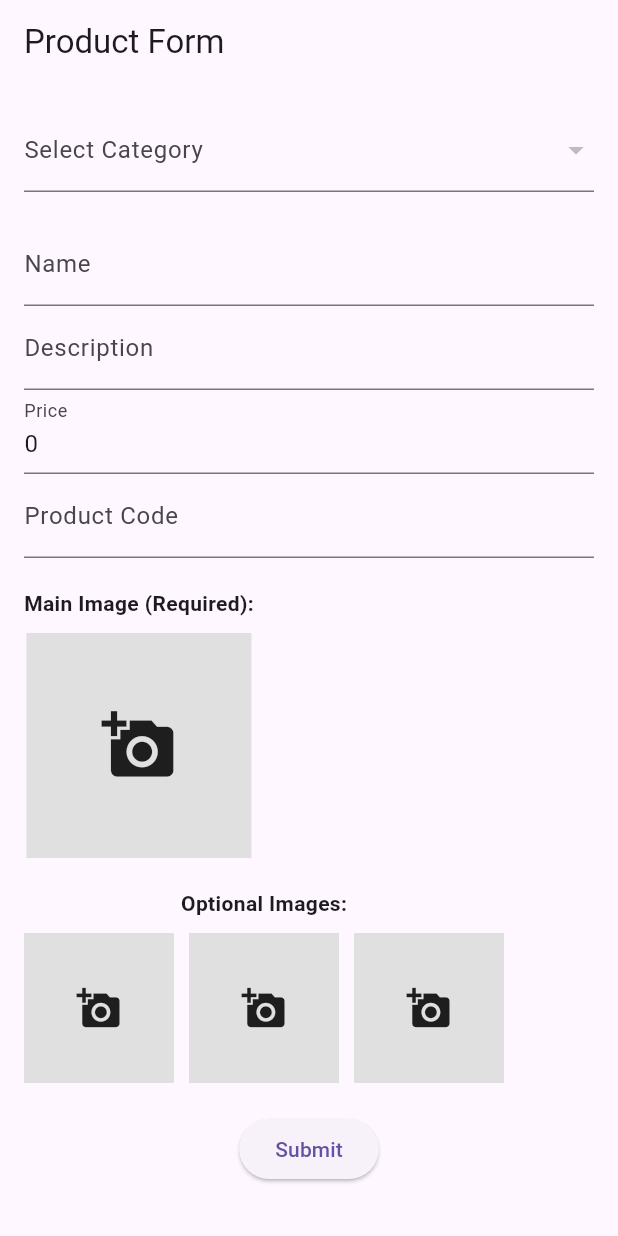
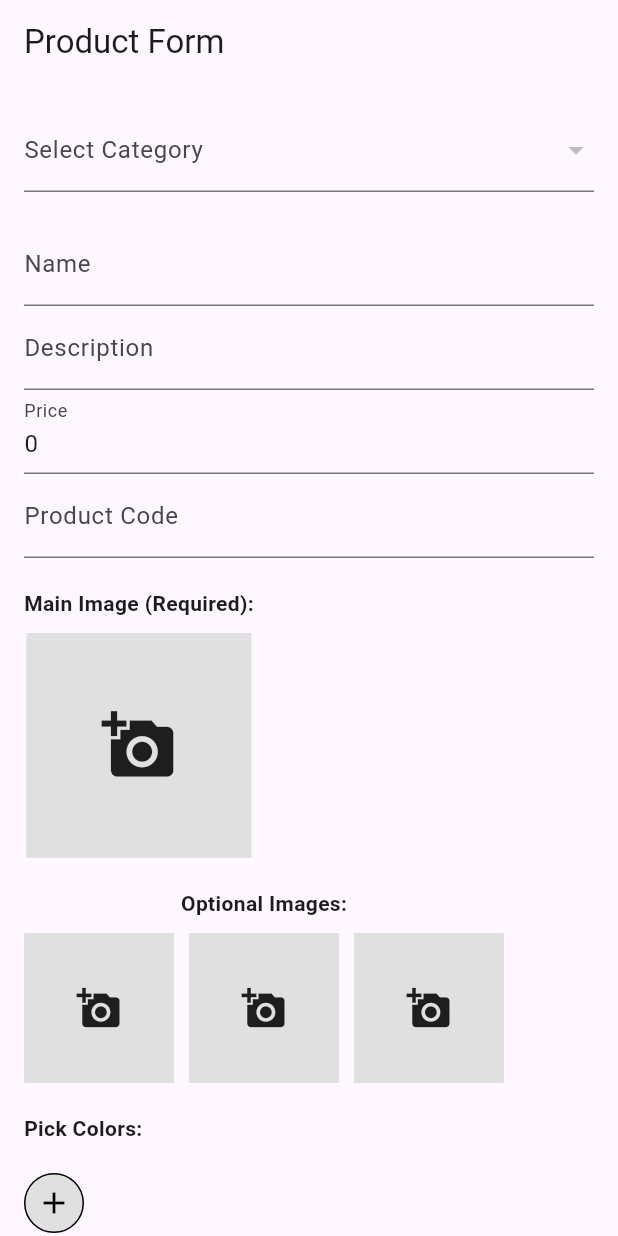
Before and after one commit to mostafamahmoud145/furniture_app, a Flutter app: the AddProductPage screen opened by its route, on a phone screen of 412 x 824 dp. Run offline on Flutter 3.47's test engine with Material 3 defaults, Android fonts, the phone set to English and light mode, and no system bars; our stand-ins replace auto_size_text, bloc, cached_network_image, cloud_firestore, device_preview, firebase_core and 6 more; missing offline and left inert: firebase_pagination; accounts and stored records are empty.

Commit message:
- add color picker to product

```diff
--- a/lib/features/dashboard/products/view/components/buttons/submit_product_button.dart
+++ b/lib/features/dashboard/products/view/components/buttons/submit_product_button.dart
@@ -34,6 +34,7 @@ class SubmitProductButton extends StatelessWidget {
                 mainImage: state.mainImage,
                 optionalImages: state.optionalImages,
                 existingImageUrls: state.existingImageUrls,
+                imageColors: state.imageColors,
               );
             }
           },
--- a/lib/features/dashboard/products/view/pages/add_product_page.dart
+++ b/lib/features/dashboard/products/view/pages/add_product_page.dart
@@ -1,5 +1,6 @@
 import 'package:flutter/material.dart';
 import 'package:flutter_bloc/flutter_bloc.dart';
+import 'package:flutter_colorpicker/flutter_colorpicker.dart';
 import 'package:furniture_app/features/dashboard/categories/view_model/get_categories_cubit/get_categories_cubit.dart';
 import 'package:furniture_app/features/products/data/models/product_model.dart';
 import 'package:furniture_app/features/dashboard/products/data/repos/product_repository.dart';
@@ -31,6 +32,7 @@ class AddProductPage extends StatelessWidget {
               isBestSeller: product?.isBestSeller ?? false,
               productCode: product?.productCode ?? '',
               existingImageUrls: product?.images ?? [],
+              imageColors: product?.imageColors ?? [],
             ),
         ),
 
@@ -92,7 +94,8 @@ class AddProductPage extends StatelessWidget {
                                   onChanged: (value) =>
                                       formCubit.updateField(categoryId: value!),
                                   items: categoryState.categories
-                                      .map((category) => DropdownMenuItem<String>(
+                                      .map((category) =>
+                                          DropdownMenuItem<String>(
                                             value: category.id,
                                             child: Text(category.name),
                                           ))
@@ -197,12 +200,97 @@ class AddProductPage extends StatelessWidget {
                               /// <--- Vertical spacing --->
                               const SizedBox(height: 20),
 
+                              /// Color Picker Section
+                              const Text(
+                                'Pick Colors:',
+                                style: TextStyle(fontWeight: FontWeight.bold),
+                              ),
+
+                              const SizedBox(height: 20),
+
+                              Wrap(
+                                spacing: 10,
+                                children: List.generate(
+                                  formState.imageColors.length + 1,
+                                  (index) {
+                                    final isLast =
+                                        index == formState.imageColors.length;
+
+                                    Color selectedColor = Colors.black;
+
+                                    return GestureDetector(
+                                      onTap: () => showDialog(
+                                        context: context,
+                                        builder: (_) => AlertDialog(
+                                          title: Text(isLast
+                                              ? 'Pick a Color'
+                                              : 'Edit Color'),
+                                          content: SingleChildScrollView(
+                                            child: ColorPicker(
+                                              pickerColor: isLast
+                                                  ? Colors.red
+                                                  : formCubit.mapToColor(
+                                                      formState
+                                                          .imageColors[index]),
+                                              onColorChanged: (color) {
+                                                selectedColor = color;
+                                              },
+                                            ),
+                                          ),
+                                          actions: [
+                                            TextButton(
+                                              onPressed: () {
+                                                final colorMap = formCubit
+                                                    .colorToMap(selectedColor);
+
+                                                if (isLast) {
+                                                  // Add a new color
+                                                  formCubit.addColor(colorMap);
+                                                } else {
+                                                  // Edit an existing color
+                                                  formCubit.updateColor(
+                                                      index, colorMap);
+                                                }
+                                                Navigator.of(context).pop();
+                                              },
+                                              child: const Text('Choose'),
+                                            ),
+                                          ],
+                                        ),
+                                      ).then((onValue) {}),
+                                      child: Container(
+                                        width: 40,
+                                        height: 40,
+                                        decoration: BoxDecoration(
+                                          color: isLast
+                                              ? Colors.grey[300]
+                                              : formCubit.mapToColor(
+                                                  formState.imageColors[index]),
+                                          shape: BoxShape.circle,
+                                          border:
+                                              Border.all(color: Colors.black),
+                                        ),
+                                        child: isLast
+                                            ? const Icon(Icons.add,
+                                                color: Colors.black)
+                                            : null,
+                                      ),
+                                    );
+                                  },
+                                ),
+                              ),
+
+                              /// <--- Vertical spacing --->
+                              const SizedBox(height: 20),
+
                               /// <--- Submit Button --->
                               Center(
-                                child: submissionState is ProductSubmissionLoading
-                                    ? const CircularProgressIndicator()
-                                    : SubmitProductButton(
-                                        formKey: _formKey, product: product),
+                                child:
+                                    submissionState is ProductSubmissionLoading
+                                        ? const CircularProgressIndicator()
+                                        : SubmitProductButton(
+                                            formKey: _formKey,
+                                            product: product),
                               )
                             ],
                           );
--- a/lib/features/dashboard/products/view_model/product_form_cubit/product_form_state.dart
+++ b/lib/features/dashboard/products/view_model/product_form_cubit/product_form_state.dart
@@ -10,6 +10,7 @@ class ProductFormState {
   final List<String> existingImageUrls;
   final Uint8List? mainImage;
   final List<Uint8List?> optionalImages;
+  final List<Map<String, dynamic>> imageColors;
 
   ProductFormState({
     this.name = '',
@@ -21,6 +22,7 @@ class ProductFormState {
     this.existingImageUrls = const [],
     this.mainImage,
     this.optionalImages = const [null, null, null],
+    this.imageColors = const [],
   });
 
   ProductFormState copyWith({
@@ -33,6 +35,7 @@ class ProductFormState {
     List<String>? existingImageUrls,
     Uint8List? mainImage,
     List<Uint8List?>? optionalImages,
+    List<Map<String, dynamic>>? imageColors,
   }) {
     return ProductFormState(
       name: name ?? this.name,
@@ -44,6 +47,7 @@ class ProductFormState {
       existingImageUrls: existingImageUrls ?? this.existingImageUrls,
       mainImage: mainImage ?? this.mainImage,
       optionalImages: optionalImages ?? this.optionalImages,
+      imageColors: imageColors ?? this.imageColors,
     );
   }
 }
--- a/lib/features/dashboard/products/view_model/product_submission_cubit/product_submission_cubit.dart
+++ b/lib/features/dashboard/products/view_model/product_submission_cubit/product_submission_cubit.dart
@@ -26,6 +26,7 @@ class ProductSubmissionCubit extends Cubit<ProductSubmissionState> {
     Uint8List? mainImage,
     List<Uint8List?> optionalImages = const [null, null, null],
     required List<String> existingImageUrls,
+    required List<Map<String, dynamic>> imageColors,
   }) async {
     emit(ProductSubmissionLoading());
 
@@ -80,6 +81,7 @@ class ProductSubmissionCubit extends Cubit<ProductSubmissionState> {
         isBestSeller: isBestSeller,
         productCode: productCode,
         categoryId: categoryId,
+        imageColors: imageColors,
       );
 
       // Determine Add or Update
--- a/lib/features/products/data/models/product_model.dart
+++ b/lib/features/products/data/models/product_model.dart
@@ -7,6 +7,8 @@ class ProductModel {
   bool isBestSeller;
   String productCode;
   String categoryId;
+  List<Map<String, dynamic>> imageColors; // New property
+
   ProductModel({
     required this.name,
     required this.description,
@@ -16,6 +18,7 @@ class ProductModel {
     required this.isBestSeller,
     required this.productCode,
     required this.categoryId,
+    required this.imageColors,
   });
 
   factory ProductModel.fromJson(Map<String, dynamic> json) {
@@ -31,6 +34,10 @@ class ProductModel {
       isBestSeller: json['isBestSeller'],
       productCode: json['productCode'],
       categoryId: json['categoryId'],
+      imageColors: (json['imageColors'] as List<dynamic>?)
+              ?.map((e) => e as Map<String, dynamic>)
+              .toList() ??
+          [],
     );
   }
 
@@ -43,7 +50,8 @@ class ProductModel {
       'images': images,
       'isBestSeller': isBestSeller,
       'productCode': productCode,
-      'categoryId': categoryId
+      'categoryId': categoryId,
+      'imageColors': imageColors,
     };
   }
 }
```
Also changed, not shown: lib/features/dashboard/products/view_model/product_form_cubit/product_form_cubit.dart (+34 -0 lines).
